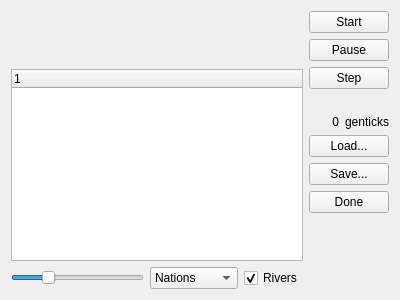
Old version of the form history.ui in the repository tps12/Tec-Nine.
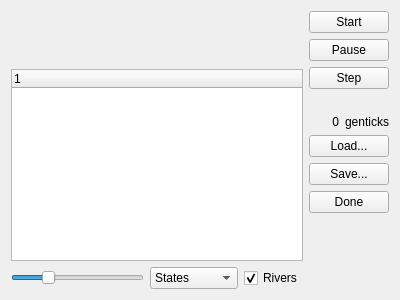
New version of the form.

Commit message: Decouple (detrouple) language/nation/state

```diff
--- a/history.ui
+++ b/history.ui
@@ -88,7 +88,7 @@
          </property>
          <item>
           <property name="text">
-           <string>Nations</string>
+           <string>States</string>
           </property>
          </item>
          <item>
```
The commit also changes 18 other files.
